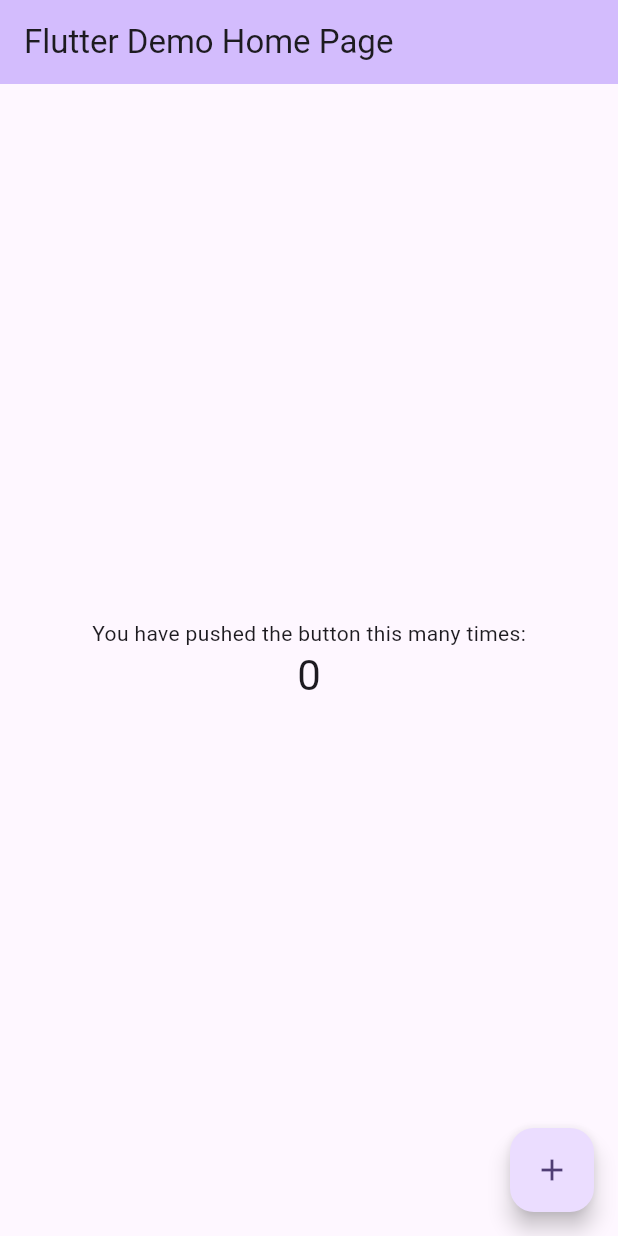
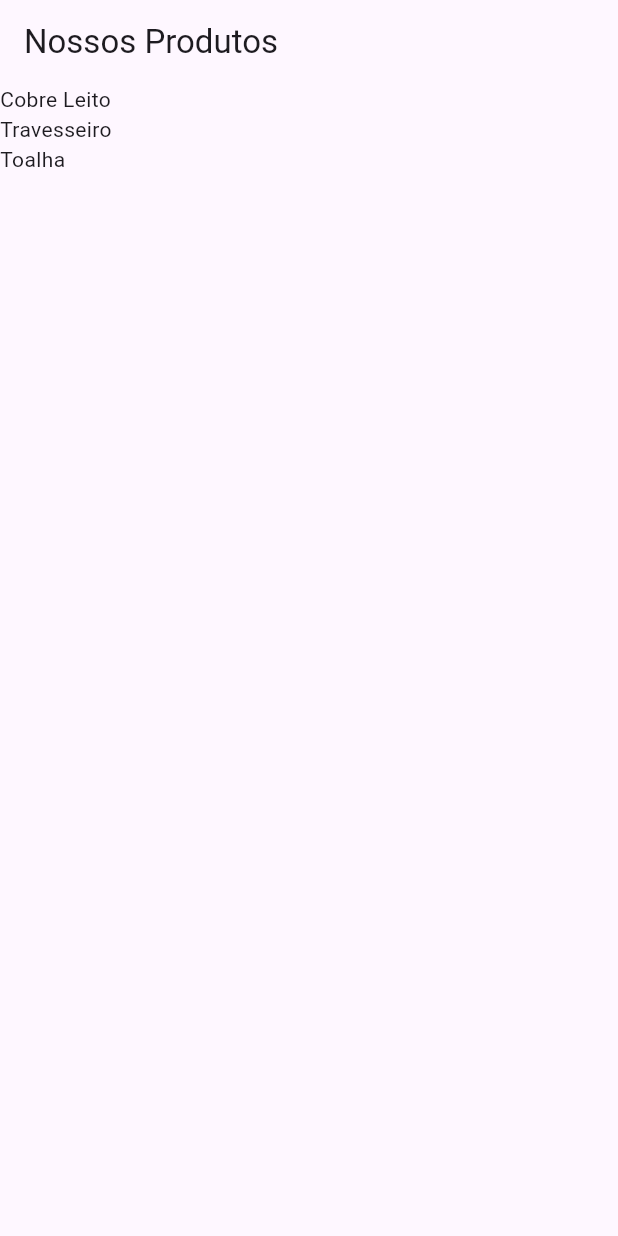
Before and after one commit to adayllson/AmanaEnxovais, a Flutter app: the screen it shows after launch, on a phone screen of 412 x 824 dp. Run offline on Flutter 3.47's test engine with Material 2 defaults, Android fonts, the phone set to English and light mode, and no system bars.

Commit message:
criaçao das listas

```diff
--- /dev/null
+++ b/amana_crud/lib/data/dummy_products.dart
@@ -0,0 +1,7 @@
+import 'package:amana_crud/Models/product.dart';
+
+const DUMMY_PRODUCT = {
+  '1': const Product(id: '1', nome: 'Cobre Leito', tipo: 'Cama', avatarUrl: 'https://pixabay.com/photos/hotel-room-bed-pillows-room-hotel-1447201/'),
+  '2': const Product(id: '2', nome: 'Travesseiro', tipo: 'Cama', avatarUrl: 'https://pixabay.com/photos/cushion-pillows-pillow-the-scenery-2071096/'),
+  '3': const Product(id: '3', nome: 'Toalha', tipo: 'Banho', avatarUrl: 'https://pixabay.com/photos/towels-linen-house-bathroom-dry-up-1470231/'),
+};
--- a/amana_crud/lib/main.dart
+++ b/amana_crud/lib/main.dart
@@ -1,3 +1,4 @@
+import 'package:amana_crud/views/product.list.dart';
 import 'package:flutter/material.dart';
 
 void main() {
@@ -31,95 +32,7 @@ class MyApp extends StatelessWidget {
         colorScheme: ColorScheme.fromSeed(seedColor: Colors.deepPurple),
         useMaterial3: true,
       ),
-      home: const MyHomePage(title: 'Flutter Demo Home Page'),
+      home: ProductList(),
     );
   }
 }
-
-class MyHomePage extends StatefulWidget {
-  const MyHomePage({super.key, required this.title});
-
-  // This widget is the home page of your application. It is stateful, meaning
-  // that it has a State object (defined below) that contains fields that affect
-  // how it looks.
-
-  // This class is the configuration for the state. It holds the values (in this
-  // case the title) provided by the parent (in this case the App widget) and
-  // used by the build method of the State. Fields in a Widget subclass are
-  // always marked "final".
-
-  final String title;
-
-  @override
-  State<MyHomePage> createState() => _MyHomePageState();
-}
-
-class _MyHomePageState extends State<MyHomePage> {
-  int _counter = 0;
-
-  void _incrementCounter() {
-    setState(() {
-      // This call to setState tells the Flutter framework that something has
-      // changed in this State, which causes it to rerun the build method below
-      // so that the display can reflect the updated values. If we changed
-      // _counter without calling setState(), then the build method would not be
-      // called again, and so nothing would appear to happen.
-      _counter++;
-    });
-  }
-
-  @override
-  Widget build(BuildContext context) {
-    // This method is rerun every time setState is called, for instance as done
-    // by the _incrementCounter method above.
-    //
-    // The Flutter framework has been optimized to make rerunning build methods
-    // fast, so that you can just rebuild anything that needs updating rather
-    // than having to individually change instances of widgets.
-    return Scaffold(
-      appBar: AppBar(
-        // TRY THIS: Try changing the color here to a specific color (to
-        // Colors.amber, perhaps?) and trigger a hot reload to see the AppBar
-        // change color while the other colors stay the same.
-        backgroundColor: Theme.of(context).colorScheme.inversePrimary,
-        // Here we take the value from the MyHomePage object that was created by
-        // the App.build method, and use it to set our appbar title.
-        title: Text(widget.title),
-      ),
-      body: Center(
-        // Center is a layout widget. It takes a single child and positions it
-        // in the middle of the parent.
-        child: Column(
-          // Column is also a layout widget. It takes a list of children and
-          // arranges them vertically. By default, it sizes itself to fit its
-          // children horizontally, and tries to be as tall as its parent.
-          //
-          // Column has various properties to control how it sizes itself and
-          // how it positions its children. Here we use mainAxisAlignment to
-          // center the children vertically; the main axis here is the vertical
-          // axis because Columns are vertical (the cross axis would be
-          // horizontal).
-          //
-          // TRY THIS: Invoke "debug painting" (choose the "Toggle Debug Paint"
-          // action in the IDE, or press "p" in the console), to see the
-          // wireframe for each widget.
-          mainAxisAlignment: MainAxisAlignment.center,
-          children: <Widget>[
-            const Text(
-              'You have pushed the button this many times:',
-            ),
-            Text(
-              '$_counter',
-              style: Theme.of(context).textTheme.headlineMedium,
-            ),
-          ],
-        ),
-      ),
-      floatingActionButton: FloatingActionButton(
-        onPressed: _incrementCounter,
-        tooltip: 'Increment',
-        child: const Icon(Icons.add),
-      ), // This trailing comma makes auto-formatting nicer for build methods.
-    );
-  }
-}
--- /dev/null
+++ b/amana_crud/lib/views/product.list.dart
@@ -0,0 +1,19 @@
+import 'package:amana_crud/data/dummy_products.dart';
+import 'package:flutter/material.dart';
+
+class ProductList extends StatelessWidget {
+  @override
+  Widget build(BuildContext context) {
+    const products = {...DUMMY_PRODUCT};
+
+    return Scaffold(
+      appBar: AppBar(
+        title: Text('Nossos Produtos'),
+      ),
+      body: ListView.builder(
+        itemCount: products.length,
+        itemBuilder: ((context, index) => Text(products.values.elementAt(index).nome)),
+      ),
+    );
+  }
+}
```
Also changed, not shown: amana_crud/lib/Models/product.dart (added, +17 -0 lines), amana_crud/lib/components/product_tile.dart (added, +17 -0 lines).
